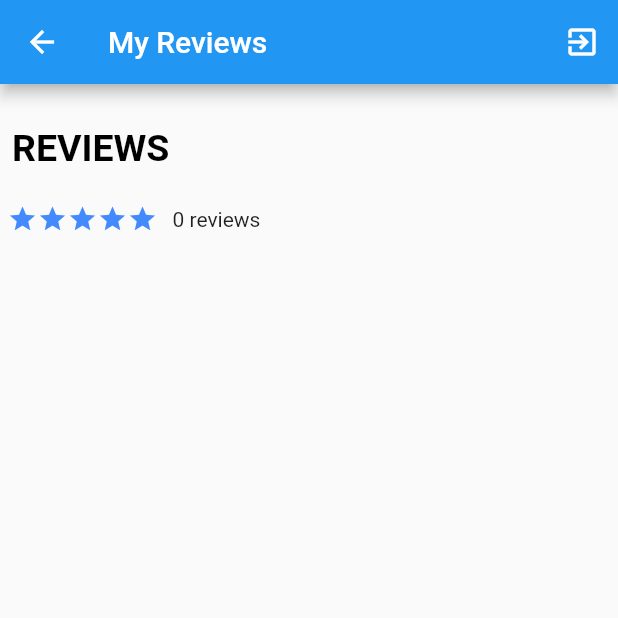
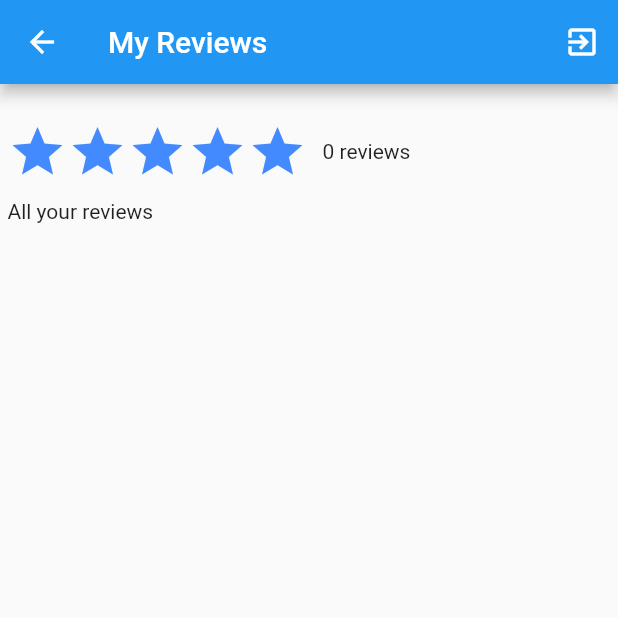
Before and after one commit to assignments-sliit/movie_corns, a Flutter app: the MyReviewsPage screen opened by its route, on a phone screen of 412 x 824 dp, the top half of it. Run offline on Flutter 3.47's test engine with Material 2 defaults, Android fonts, the phone set to English and light mode, and no system bars; drawn by our look-alikes of smooth_star_rating; our stand-ins replace cloud_firestore, firebase_auth, fluttertoast, get_it, progress_dialog, shared_preferences and 1 more; accounts and stored records are empty.

Commit message:
UI changes

```diff
--- a/lib/pages/my_reviews.dart
+++ b/lib/pages/my_reviews.dart
@@ -7,7 +7,7 @@ import 'package:movie_corns/api/services/auth.dart';
 
 class MyReviewsPage extends StatefulWidget {
   final String title;
-  final uid;
+  final dynamic uid;
   final movieId; //include this
   final reviewId;
 
@@ -87,10 +87,10 @@ class _MyReviewsPageState extends State<MyReviewsPage> {
 
   Widget _buildReviewBody(BuildContext context) {
     return StreamBuilder<QuerySnapshot>(
-      stream: Firestore.instance.collection('reviews').snapshots(),
+      stream: Firestore.instance.collection('reviews').where('uid',isEqualTo: widget.uid).snapshots(),
       builder: (context, snapshot) {
         if (!snapshot.hasData) {
-          return CircularProgressIndicator();
+          return Text('You have no reviews!');
         }
 
         return _buildReviewList(context, snapshot.data.documents);
@@ -104,25 +104,6 @@ class _MyReviewsPageState extends State<MyReviewsPage> {
       padding: const EdgeInsets.only(top: 20.0),
       children: <Widget>[
         Row(
-          mainAxisAlignment: MainAxisAlignment.start,
-          crossAxisAlignment: CrossAxisAlignment.start,
-          children: <Widget>[
-            Padding(
-              padding: EdgeInsets.all(8.0),
-              child: Text(
-                'REVIEWS',
-                style: TextStyle(
-                    fontWeight: FontWeight.bold,
-                    color: Colors.black,
-                    fontSize: 25),
-              ),
-            )
-          ],
-        ),
-        SizedBox(
-          height: 10.0,
-        ),
-        Row(
           children: <Widget>[
             Padding(
               padding: EdgeInsets.all(5.0),
@@ -131,6 +112,15 @@ class _MyReviewsPageState extends State<MyReviewsPage> {
             Padding(
               padding: EdgeInsets.all(5.0),
               child: Text('${snapshot.length} reviews'),
+            )
+          ],
+        ),
+        Row(
+          children: <Widget>[
+            SizedBox(height: 30.0,),
+            Padding(
+              padding: EdgeInsets.all(5.0),
+              child: Text('All your reviews'),
             )
           ],
         ),
@@ -153,7 +143,7 @@ class _MyReviewsPageState extends State<MyReviewsPage> {
 
   Widget _buildReviewCard(String path, Record record) {
     return Padding(
-        padding: EdgeInsets.only(top: 5.0, bottom: 5.0),
+        padding: EdgeInsets.only(),
         child: Container(
             //height: MediaQuery.of(context).size.height / 2.8,
             width: MediaQuery.of(context).size.width,
@@ -161,8 +151,7 @@ class _MyReviewsPageState extends State<MyReviewsPage> {
                 child: new Card(
               child: ListTile(
                 leading: CircleAvatar(
-                  backgroundImage: NetworkImage(
-                      'https://upload.wikimedia.org/wikipedia/commons/b/b7/Google_Contacts_logo.png'),
+                  child: Icon(Icons.rate_review),
                 ),
                 title: Row(
                   children: <Widget>[
@@ -213,7 +202,7 @@ class _MyReviewsPageState extends State<MyReviewsPage> {
       allowHalfRating: true,
       starCount: 5,
       rating: _calAvgReview(snapshot),
-      size: 20.0,
+      size: 40.0,
       filledIconData: Icons.star,
       halfFilledIconData: Icons.star_half,
       color: Colors.blueAccent,
--- a/lib/pages/splash.dart
+++ b/lib/pages/splash.dart
@@ -45,9 +45,11 @@ class _SplashPageState extends State<SplashPage> {
     return Scaffold(
       body: Center(
         child: Container(
-          child: Text("Loading splash...."),
+          child: CircularProgressIndicator()
+
         ),
       ),
+
     );
   }
 }
```
Also changed, not shown: lib/pages/login.dart (+24 -10 lines), lib/pages/profile.dart (+9 -81 lines), lib/pages/register.dart (+20 -4 lines), lib/pages/view_movieDetail.dart (+28 -3 lines).
